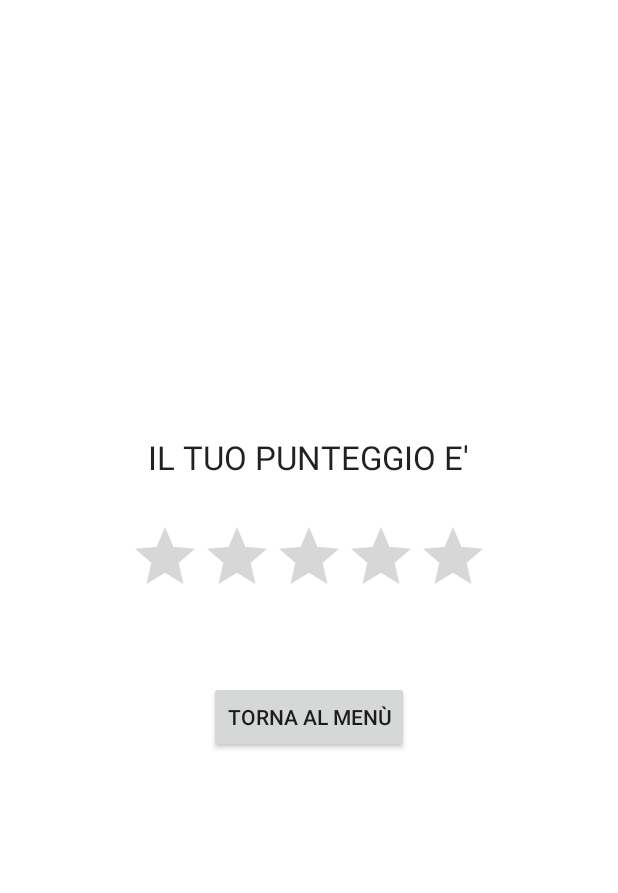
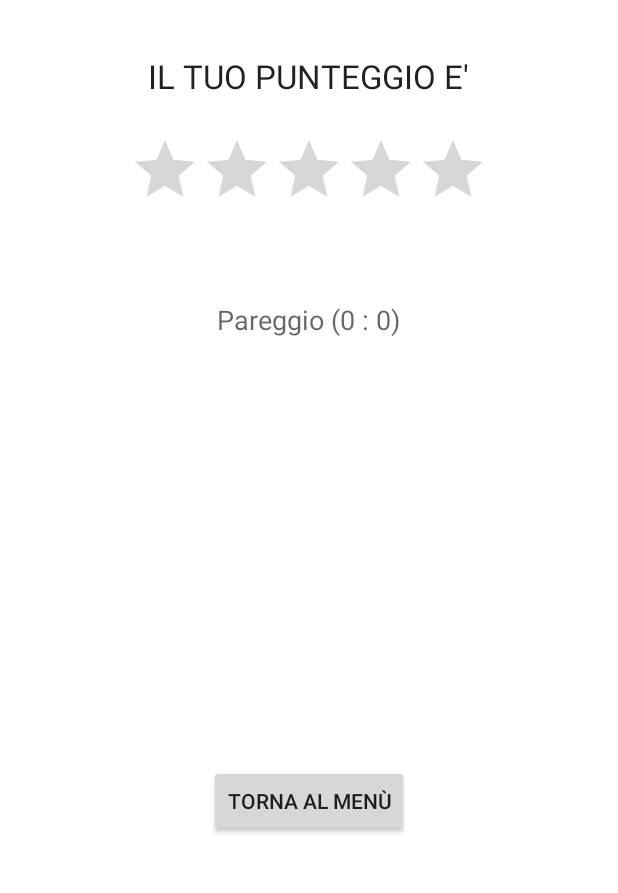
Before and after one commit to Baxxo/Quiz, an Android app: the gameOver screen opened directly, with no data from a screen before it, on a phone screen of 412 x 824 dp, the part 333-1226 px from its top. Run offline under Robolectric (Android 15) with nearby library versions, the phone set to English and light mode, and no system bars; 2 statements that could not run were skipped.

Commit message:
vinto alla fine

```diff
--- a/app/src/main/java/quouo/quizone/Cerca.java
+++ b/app/src/main/java/quouo/quizone/Cerca.java
@@ -84,6 +84,7 @@ public class Cerca extends AppCompatActivity {
                     Intent intent = new Intent(getApplicationContext(), QuizActivity.class);
                     intent.putExtra("idPartita", crea[0]);
                     intent.putExtra("avversario", crea[1]);
+                    intent.putExtra("avversarioPunt", -1);
                     startActivity(intent);
                     finish();
                 } else {
@@ -196,6 +197,7 @@ public class Cerca extends AppCompatActivity {
                     Intent intent = new Intent(getApplicationContext(), QuizActivity.class);
                     intent.putExtra("idPartita", richiesta.getIdRichiesta());
                     intent.putExtra("avversario", richiesta.getNemico());
+                    intent.putExtra("avversarioPunt", richiesta.getNemicoPunt());
                     startActivity(intent);
                     finish();
                 } else {
--- a/app/src/main/java/quouo/quizone/GameActivity.java
+++ b/app/src/main/java/quouo/quizone/GameActivity.java
@@ -139,6 +139,7 @@ public class GameActivity extends AppCompatActivity {
                     Intent intent = new Intent(getApplicationContext(), QuizActivity.class);
                     intent.putExtra("idPartita", crea[0]);
                     intent.putExtra("avversario", crea[1]);
+                    intent.putExtra("avversarioPunt", -1);
                     startActivity(intent);
                     finish();
                 } else {
@@ -257,6 +258,7 @@ public class GameActivity extends AppCompatActivity {
                     Intent intent = new Intent(getApplicationContext(), QuizActivity.class);
                     intent.putExtra("idPartita", richiesta.getIdRichiesta());
                     intent.putExtra("avversario", richiesta.getNemico());
+                    intent.putExtra("avversarioPunt", richiesta.getNemicoPunt());
                     startActivity(intent);
                     finish();
                 } else {
--- a/app/src/main/java/quouo/quizone/QuizActivity.java
+++ b/app/src/main/java/quouo/quizone/QuizActivity.java
@@ -72,7 +72,7 @@ public class QuizActivity extends AppCompatActivity implements ITimer {
 
         for (int i = 0; i < 4; i++) {
             buttons[i].setText(domande[index].getRisposta(i).getTesto());
-            buttons[i].setBackgroundColor(Color.parseColor("#cfadf6"));
+            buttons[i].setBackgroundColor(Color.parseColor("#ffa500"));
             final int temp = i;
             buttons[i].setOnClickListener(new View.OnClickListener() {
                 @Override
@@ -166,6 +166,7 @@ public class QuizActivity extends AppCompatActivity implements ITimer {
         Intent intent = new Intent(getApplicationContext(), gameOver.class);
         System.out.println("Punteggio da passare" + punteggio);
         intent.putExtra("Punteggio", punteggio);
+        intent.putExtra("avversarioPunt", getIntent().getExtras().getInt("avversarioPunt"));
         startActivity(intent);
         this.finish();
     }
--- a/app/src/main/java/quouo/quizone/gameOver.java
+++ b/app/src/main/java/quouo/quizone/gameOver.java
@@ -14,7 +14,7 @@ import android.widget.RatingBar;
 import android.widget.TextView;
 
 public class gameOver extends AppCompatActivity {
-
+    TextView vintoperso;
     RatingBar ratingBar;
     @Override
     protected void onCreate(Bundle savedInstanceState) {
@@ -22,10 +22,25 @@ public class gameOver extends AppCompatActivity {
         setContentView(R.layout.activity_game_over);
 
         int punteggio = getIntent().getExtras().getInt("Punteggio");
-
+        int nemicoPunt = getIntent().getExtras().getInt("avversarioPunt");
+        vintoperso = (TextView) findViewById(R.id.textView16);
         ratingBar = (RatingBar) findViewById(R.id.ratingBar);
         ratingBar.setRating(punteggio);
         ratingBar.setIsIndicator(true);
+
+        if(nemicoPunt == -1) {
+            vintoperso.setText("Attesa dell'aversario");
+        } else {
+            if (nemicoPunt > punteggio) {
+                vintoperso.setText("Hai perso (" + nemicoPunt + " : " + punteggio + ")");
+            } else if (nemicoPunt < punteggio) {
+                vintoperso.setText("Hai vinto (" + nemicoPunt + " : " + punteggio + ")");
+            } else if (nemicoPunt == punteggio) {
+                vintoperso.setText("Pareggio (" + nemicoPunt + " : " + punteggio + ")");
+            } else {
+                vintoperso.setText("C'e' qualcosa che non va");
+            }
+        }
 
         Button button = (Button)findViewById(R.id.back);
         button.setOnClickListener(new View.OnClickListener() {
--- a/app/src/main/res/layout/activity_game.xml
+++ b/app/src/main/res/layout/activity_game.xml
@@ -9,7 +9,7 @@
     android:paddingRight="@dimen/activity_horizontal_margin"
     android:paddingTop="@dimen/activity_vertical_margin"
     tools:context="quouo.quizone.GameActivity"
-    android:background="#7ef1e5"
+    android:background="#ffda8e"
     android:contextClickable="false">
 
 
--- a/app/src/main/res/layout/activity_game_over.xml
+++ b/app/src/main/res/layout/activity_game_over.xml
@@ -3,50 +3,62 @@
     xmlns:tools="http://schemas.android.com/tools"
     android:layout_width="match_parent"
     android:layout_height="match_parent"
+    android:background="#ffffff"
     android:paddingBottom="@dimen/activity_vertical_margin"
     android:paddingLeft="@dimen/activity_horizontal_margin"
     android:paddingRight="@dimen/activity_horizontal_margin"
     android:paddingTop="@dimen/activity_vertical_margin"
-    tools:context="quouo.quizone.gameOver"
-    android:background="#ffffff">
+    tools:context="quouo.quizone.gameOver">
+
+    <TextView
+        android:id="@+id/textView"
+        android:layout_width="wrap_content"
+        android:layout_height="wrap_content"
+        android:text="IL TUO PUNTEGGIO E&apos;"
+        android:textAppearance="?android:attr/textAppearanceLarge"
+        android:layout_below="@+id/imageView2"
+        android:layout_centerHorizontal="true"
+        android:layout_marginTop="36dp" />
+
+    <RatingBar
+        android:id="@+id/ratingBar"
+        android:layout_width="wrap_content"
+        android:layout_height="55dp"
+        android:background="#ffffff"
+        android:backgroundTint="#ffffff"
+        android:clickable="false"
+        android:numStars="5"
+        android:progressTint="#FFFFEE00"
+        android:layout_marginTop="24dp"
+        android:layout_below="@+id/textView"
+        android:layout_centerHorizontal="true" />
+
+    <Button
+        android:id="@+id/back"
+        android:layout_width="wrap_content"
+        android:layout_height="wrap_content"
+        android:text="Torna al menù"
+        android:layout_alignParentBottom="true"
+        android:layout_centerHorizontal="true"
+        android:layout_marginBottom="28dp" />
+
+    <ImageView
+        android:id="@+id/imageView2"
+        android:layout_width="150dp"
+        android:layout_height="150dp"
+        android:layout_alignParentTop="true"
+        android:layout_centerHorizontal="true"
+        android:src="@drawable/logo" />
 
     <TextView
         android:layout_width="wrap_content"
         android:layout_height="wrap_content"
-        android:textAppearance="?android:attr/textAppearanceLarge"
-        android:text="IL TUO PUNTEGGIO E&apos;"
-        android:id="@+id/textView"
-        android:layout_above="@+id/ratingBar"
-        android:layout_centerHorizontal="true"
-        android:layout_marginBottom="28dp" />
+        android:textAppearance="?android:attr/textAppearanceMedium"
+        android:text="Hai vinto contro Demian"
+        android:id="@+id/textView16"
+        android:layout_marginTop="56dp"
+        android:layout_below="@+id/ratingBar"
+        android:layout_centerHorizontal="true" />
 
-    <RatingBar
-        android:layout_width="wrap_content"
-        android:layout_height="55dp"
-        android:id="@+id/ratingBar"
-        android:numStars="5"
-        android:progressTint="#FFFFEE00"
-        android:clickable="false"
-        android:backgroundTint="#ffffff"
-        android:background="#ffffff"
-        android:layout_above="@+id/back"
-        android:layout_centerHorizontal="true"
-        android:layout_marginBottom="51dp" />
 
-    <Button
-        android:layout_width="wrap_content"
-        android:layout_height="wrap_content"
-        android:text="Torna al menù"
-        android:id="@+id/back"
-        android:layout_alignParentBottom="true"
-        android:layout_centerHorizontal="true"
-        android:layout_marginBottom="84dp" />
-
-    <ImageView
-        android:layout_width="150dp"
-        android:layout_height="150dp"
-        android:id="@+id/imageView2"
-        android:src="@drawable/logo"
-        android:layout_alignParentTop="true"
-        android:layout_centerHorizontal="true" />
 </RelativeLayout>
--- a/app/src/main/res/layout/activity_quiz.xml
+++ b/app/src/main/res/layout/activity_quiz.xml
@@ -7,7 +7,7 @@
     android:paddingLeft="@dimen/activity_horizontal_margin"
     android:paddingRight="@dimen/activity_horizontal_margin"
     android:paddingTop="@dimen/activity_vertical_margin"
-    android:background="#7ef1e5"
+    android:background="#ffda8e"
     tools:context="quouo.quizone.QuizActivity">
     <RelativeLayout
         android:layout_width="match_parent"
@@ -117,7 +117,7 @@
             android:layout_gravity="center_horizontal"
             android:layout_weight="0.10"
             android:layout_marginTop="10dp"
-            android:background="#e5d0ff" />
+            android:background="#ffa500" />
 
         <Button
             android:layout_width="320dp"
```
